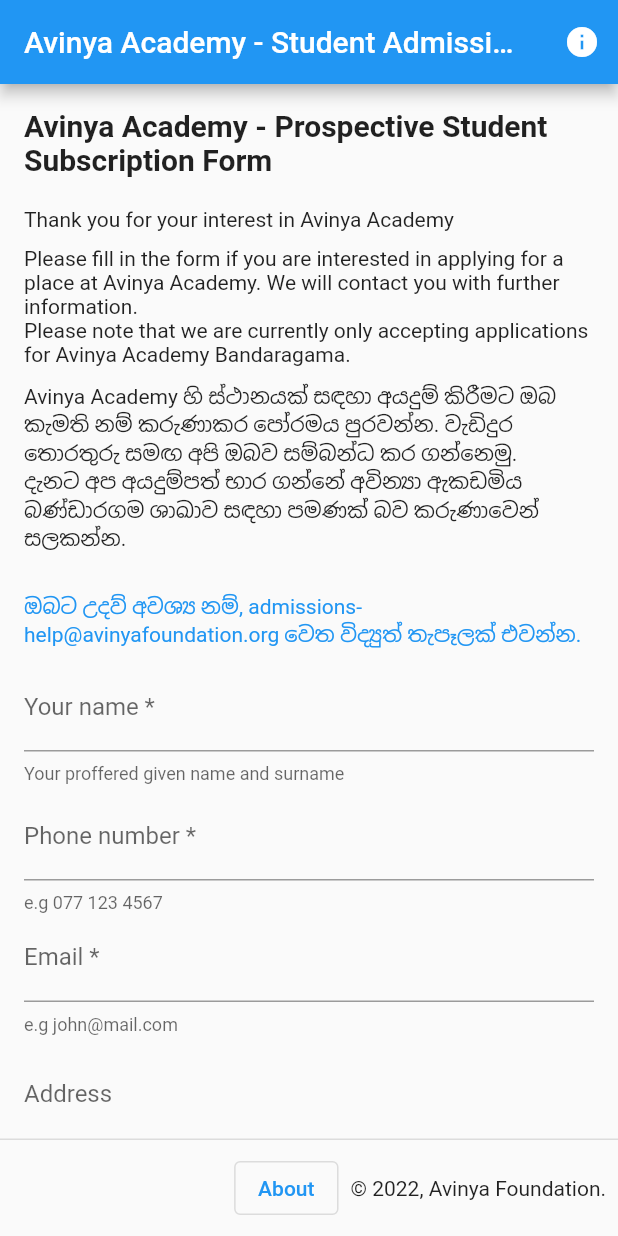
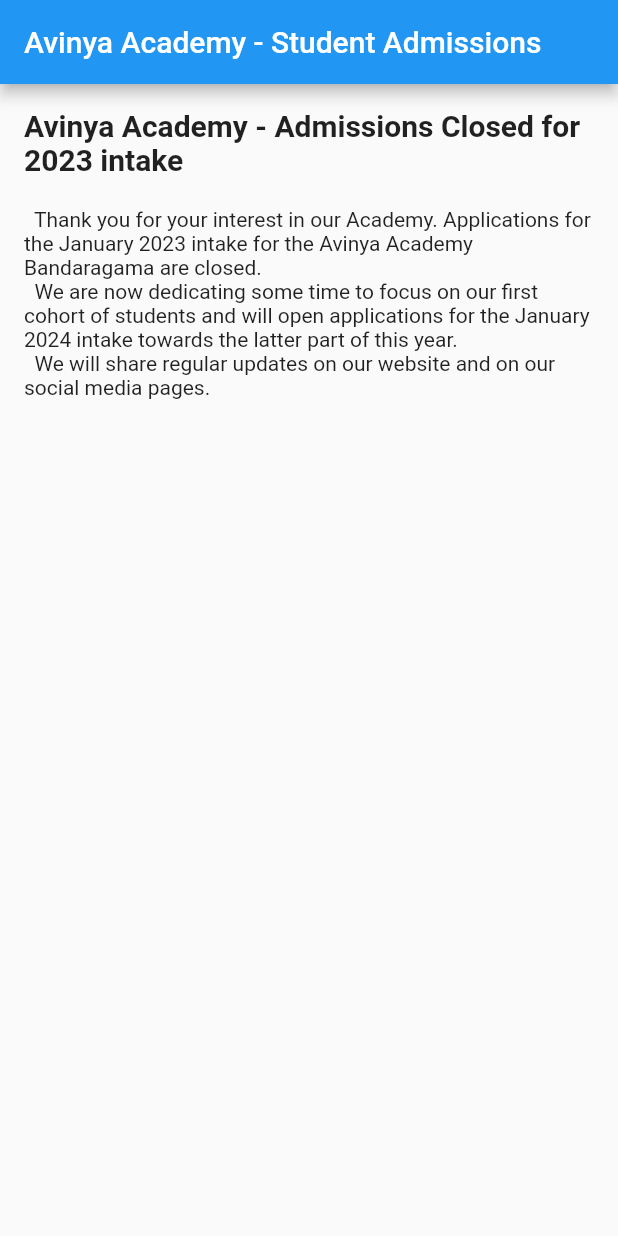
Before and after one commit to Avinya-Foundation/admissions-application-frontend, a Flutter app: the screen it shows after launch, on a phone screen of 412 x 824 dp. Run offline on Flutter 3.47's test engine with Material 2 defaults, Android fonts, the phone set to English and light mode, and no system bars; our stand-ins replace email_validator, jwt_decoder, mask_text_input_formatter, url_strategy; missing offline and left inert: adaptive_navigation, dart:html, openid_client, path_to_regexp, window_size.

Commit message:
Adding the application cycle wrap up massage
All requests will be directed to the applicattions closed page

```diff
--- /dev/null
+++ b/lib/src/screens/admissions_closed.dart
@@ -0,0 +1,80 @@
+import 'package:ShoolManagementSystem/src/data/prospect.dart';
+import 'package:flutter/material.dart';
+
+// import '../routing.dart';
+
+class AdmissionsClosedScreen extends StatefulWidget {
+  static const String route = 'admissions_closed';
+  final Prospect? prospect;
+
+  const AdmissionsClosedScreen({super.key, this.prospect});
+  @override
+  _AdmissionsClosedScreenState createState() => _AdmissionsClosedScreenState();
+}
+
+class _AdmissionsClosedScreenState extends State<AdmissionsClosedScreen> {
+  final GlobalKey<FormState> _formKey = GlobalKey<FormState>();
+
+  @override
+  void initState() {
+    super.initState();
+  }
+
+  @override
+  void dispose() {
+    super.dispose();
+  }
+
+  @override
+  Widget build(BuildContext context) {
+    //final routeState = RouteStateScope.of(context);
+    return Scaffold(
+      resizeToAvoidBottomInset: false,
+      appBar: AppBar(
+        title: const Text('Avinya Academy - Student Admissions'),
+      ),
+      body: Padding(
+        padding: const EdgeInsets.all(16),
+        child: Form(
+          key: _formKey,
+          autovalidateMode: AutovalidateMode.onUserInteraction,
+          child: SingleChildScrollView(
+            child: Column(
+              crossAxisAlignment: CrossAxisAlignment.start,
+              children: <Widget>[
+                Center(
+                  child: SingleChildScrollView(
+                    child: Container(
+                      child: Wrap(children: [
+                        Column(
+                          children: [
+                            Text(
+                              "Avinya Academy - Admissions Closed for 2023 intake",
+                              style: TextStyle(
+                                  fontSize: 20, fontWeight: FontWeight.bold),
+                            ),
+                            SizedBox(height: 20.0),
+                            Text("""
+  Thank you for your interest in our Academy. Applications for the January 2023 intake for the Avinya Academy Bandaragama are closed.
+  We are now dedicating some time to focus on our first cohort of students and will open applications for the January 2024 intake towards the latter part of this year.
+  We will share regular updates on our website and on our social media pages."""),
+                            // SizedBox(height: 10.0),
+                            // Text(
+                            //     "Thank you for your interest in Avinya Academy."),
+                            SizedBox(height: 10.0),
+                          ],
+                          crossAxisAlignment: CrossAxisAlignment.center,
+                          mainAxisAlignment: MainAxisAlignment.center,
+                        ),
+                      ]),
+                    ),
+                  ),
+                ),
+              ],
+            ),
+          ),
+        ),
+      ),
+    );
+  }
+}
--- a/lib/src/screens/navigator.dart
+++ b/lib/src/screens/navigator.dart
@@ -1,5 +1,6 @@
 import 'dart:developer';
 
+import 'package:ShoolManagementSystem/src/screens/admissions_closed.dart';
 import 'package:ShoolManagementSystem/src/screens/apply.dart';
 import 'package:ShoolManagementSystem/src/screens/preconditions.dart';
 import 'package:ShoolManagementSystem/src/screens/subscribe.dart';
@@ -45,6 +46,7 @@
   final _authorDetailsKey = const ValueKey('Author details screen');
   final _employeeDetailsKey = const ValueKey('Employee details screen');
   final _addressTypeDetailsKey = const ValueKey('Adress Type details screen');
+  final _admissionsClosedKey = const ValueKey('Admissions closed screen');
 
   @override
   Widget build(BuildContext context) {
@@ -122,7 +124,13 @@
         return route.didPop(result);
       },
       pages: [
-        if (routeState.route.pathTemplate == '/apply')
+        if (routeState.route.pathTemplate == '/admissions_closed')
+          // Display the sign in screen.
+          FadeTransitionPage<void>(
+            key: _admissionsClosedKey,
+            child: AdmissionsClosedScreen(),
+          )
+        else if (routeState.route.pathTemplate == '/apply')
           // Display the sign in screen.
           FadeTransitionPage<void>(
             key: _applyKey,
```
Also changed, not shown: lib/src/app.dart (+47 -41 lines).
